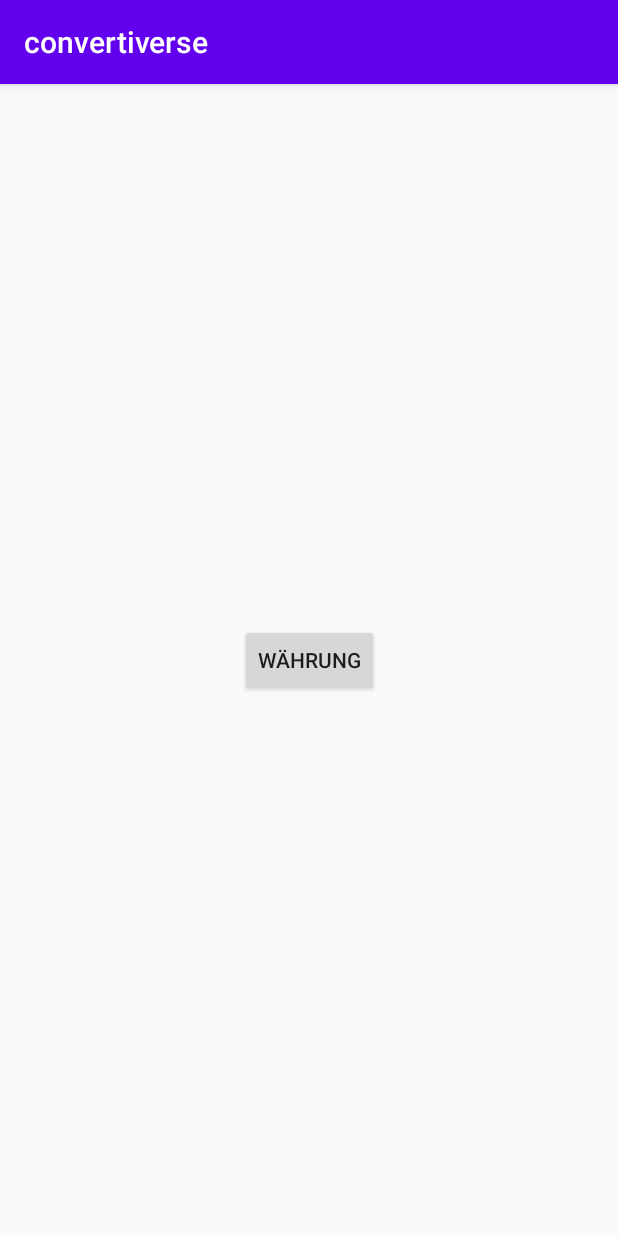
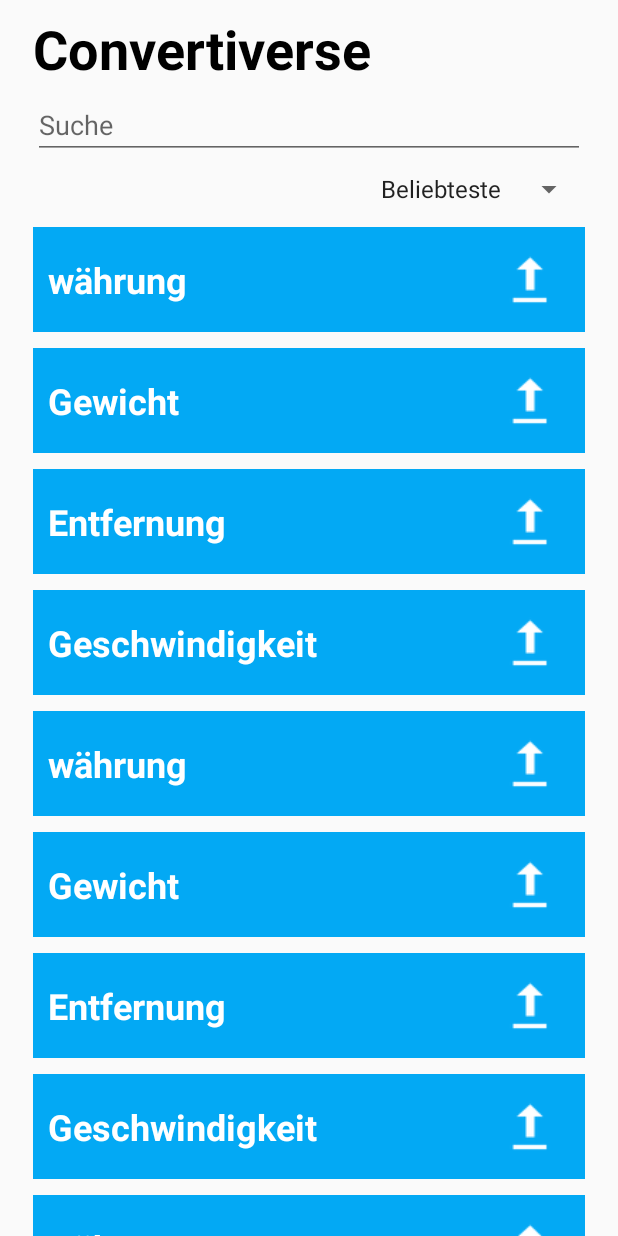
Before and after one commit to dhbw-2020-mobileapp/convertiverse, an Android app: the screen it shows after launch (MainActivity), on a phone screen of 412 x 824 dp. Run offline under Robolectric (Android 15) with nearby library versions, the phone set to English and light mode, and no system bars.

Commit message:
add first parts of the frontend

```diff
--- a/app/build.gradle
+++ b/app/build.gradle
@@ -30,6 +30,7 @@ dependencies {
     implementation fileTree(dir: "libs", include: ["*.jar"])
     implementation 'androidx.appcompat:appcompat:1.2.0'
     implementation 'androidx.constraintlayout:constraintlayout:2.0.2'
+    implementation 'androidx.recyclerview:recyclerview:1.1.0'
     testImplementation 'junit:junit:4.12'
     androidTestImplementation 'androidx.test.ext:junit:1.1.2'
     androidTestImplementation 'androidx.test.espresso:espresso-core:3.3.0'
--- a/app/src/main/AndroidManifest.xml
+++ b/app/src/main/AndroidManifest.xml
@@ -9,7 +9,7 @@
         android:roundIcon="@mipmap/ic_launcher_round"
         android:supportsRtl="true"
         android:theme="@style/AppTheme">
-        <activity android:name=".Calculator"></activity>
+        <activity android:name=".ConverterActivity"></activity>
         <activity android:name=".MainActivity">
             <intent-filter>
                 <action android:name="android.intent.action.MAIN" />
--- /dev/null
+++ b/app/src/main/java/com/github/convertiverse/CategoriesRecyclerViewAdapter.java
@@ -0,0 +1,76 @@
+package com.github.convertiverse;
+
+import android.content.Context;
+import android.content.Intent;
+import android.view.LayoutInflater;
+import android.view.View;
+import android.view.ViewGroup;
+import android.widget.ImageView;
+import android.widget.TextView;
+
+import androidx.annotation.NonNull;
+import androidx.constraintlayout.widget.ConstraintLayout;
+import androidx.recyclerview.widget.RecyclerView;
+
+import java.util.List;
+
+public class CategoriesRecyclerViewAdapter extends RecyclerView.Adapter<CategoriesRecyclerViewAdapter.CategoriesViewHolder> {
+
+    List<TestClass> categoriesList;
+    Context context;
+
+    public CategoriesRecyclerViewAdapter(List<TestClass> categories, Context context) {
+        this.categoriesList = categories;
+        this.context = context;
+    }
+
+
+    @NonNull
+    @Override
+    public CategoriesViewHolder onCreateViewHolder(@NonNull ViewGroup parent, int viewType) {
+        View view = LayoutInflater.from(parent.getContext()).inflate(R.layout.category, parent, false);
+        CategoriesViewHolder holder = new CategoriesViewHolder(view);
+        return holder;
+    }
+
+    @Override
+    public void onBindViewHolder(@NonNull CategoriesViewHolder holder, final int position) {
+        holder.categoryName.setText(categoriesList.get(position).getCategoryName());
+        //holder.categorieIcon.setImageIcon();
+
+        // Open Converter Activity
+        holder.categoryLayout.setOnClickListener(new View.OnClickListener() {
+            @Override
+            public void onClick(View v) {
+                Intent intent = new Intent(context, ConverterActivity.class);
+                intent.putExtra("id", categoriesList.get(position).getCategoryId());
+                context.startActivity(intent);
+            }
+        });
+    }
+
+    @Override
+    public int getItemCount() {
+        return categoriesList.size();
+    }
+
+    public class CategoriesViewHolder extends RecyclerView.ViewHolder {
+        TextView categoryName;
+        ImageView categoryIcon;
+        ConstraintLayout categoryLayout;
+
+        public CategoriesViewHolder(@NonNull View itemView) {
+            super(itemView);
+            categoryName = itemView.findViewById(R.id.textView_categoryName);
+            categoryIcon = itemView.findViewById(R.id.imageView_categoryIcon);
+            categoryLayout = itemView.findViewById(R.id.layout_category);
+        }
+    }
+
+    public class HeaderViewHolder extends RecyclerView.ViewHolder {
+        TextView categorieName;
+        ImageView categorieIcon;
+
+        public HeaderViewHolder(@NonNull View itemView) { super(itemView);}
+    }
+}
--- a/app/src/main/java/com/github/convertiverse/MainActivity.java
+++ b/app/src/main/java/com/github/convertiverse/MainActivity.java
@@ -1,22 +1,81 @@
 package com.github.convertiverse;
 
 import androidx.appcompat.app.AppCompatActivity;
+import androidx.recyclerview.widget.LinearLayoutManager;
+import androidx.recyclerview.widget.RecyclerView;
 
 import android.content.Intent;
 import android.os.Bundle;
 import android.view.View;
+import android.widget.AdapterView;
+import android.widget.ArrayAdapter;
+import android.widget.Spinner;
+import android.widget.Toast;
 
-public class MainActivity extends AppCompatActivity {
+import java.util.ArrayList;
+import java.util.List;
+
+public class MainActivity extends AppCompatActivity implements AdapterView.OnItemSelectedListener {
+
+	// Nur zu testen
+	List<TestClass> categoriesTest = new ArrayList<TestClass>();
+
+	//Adapter
+	private RecyclerView recyclerView;
+	private RecyclerView.Adapter categoriesAdapter;
+	private RecyclerView.LayoutManager layoutManager;
 
 	@Override
 	protected void onCreate(Bundle savedInstanceState) {
 		super.onCreate(savedInstanceState);
 		setContentView(R.layout.activity_main);
+
+		// Sort-Dropdown
+		Spinner sortSpinner = findViewById(R.id.spinner_sort);
+		ArrayAdapter<CharSequence> sortAdapter = ArrayAdapter.createFromResource(this, R.array.categoriesSortingOptions, android.R.layout.simple_spinner_item);
+		sortAdapter.setDropDownViewResource(android.R.layout.simple_spinner_dropdown_item);
+		sortSpinner.setAdapter(sortAdapter);
+		sortSpinner.setOnItemSelectedListener(this);
+
+		//nur zum testen
+		categoriesTest.add(new TestClass(0, "währung", "empty"));
+		categoriesTest.add(new TestClass(1, "Gewicht", "empty"));
+		categoriesTest.add(new TestClass(2, "Entfernung", "empty"));
+		categoriesTest.add(new TestClass(3, "Geschwindigkeit", "empty"));
+		categoriesTest.add(new TestClass(4, "währung", "empty"));
+		categoriesTest.add(new TestClass(5, "Gewicht", "empty"));
+		categoriesTest.add(new TestClass(6, "Entfernung", "empty"));
+		categoriesTest.add(new TestClass(7, "Geschwindigkeit", "empty"));
+		categoriesTest.add(new TestClass(8, "währung", "empty"));
+		categoriesTest.add(new TestClass(9, "Gewicht", "empty"));
+		categoriesTest.add(new TestClass(10, "Entfernung", "empty"));
+		categoriesTest.add(new TestClass(11, "Geschwindigkeit", "empty"));
+
+		//Adapter
+		recyclerView = findViewById(R.id.recyclerView_categories);
+		recyclerView.setHasFixedSize(true);
+		layoutManager = new LinearLayoutManager(this);
+		recyclerView.setLayoutManager(layoutManager);
+		categoriesAdapter = new CategoriesRecyclerViewAdapter(categoriesTest, MainActivity.this);
+		recyclerView.setAdapter(categoriesAdapter);
 	}
 
-	public void openCalc(View v) {
-		Intent i = new Intent(this, Calculator.class);
+	@Override
+	public void onItemSelected(AdapterView<?> parent, View view, int position, long id) {
+		String sortingOption = parent.getItemAtPosition(position).toString();
+		Toast.makeText(parent.getContext(), sortingOption, Toast.LENGTH_SHORT).show();
+	}
+
+	@Override
+	public void onNothingSelected(AdapterView<?> parent) {
+
+	}
+
+	//test !!!!!!!!!!!!!
+	public void openTest(View v) {
+		Intent i = new Intent(this, ConverterActivity.class);
 		i.putExtra("categorie", "currency");
 		startActivity(i);
 	}
+
 }
--- /dev/null
+++ b/app/src/main/java/com/github/convertiverse/TestClass.java
@@ -0,0 +1,38 @@
+package com.github.convertiverse;
+
+public class TestClass {
+
+    private int categoryId;
+    private String categoryName;
+    private String categoryIcon;
+
+    public TestClass(int categoryId, String categoryName, String categoryIcon) {
+        this.categoryId = categoryId;
+        this.categoryName = categoryName;
+        this.categoryIcon = categoryIcon;
+    }
+
+    public int getCategoryId() {
+        return categoryId;
+    }
+
+    public void setCategoryId(int categoryId) {
+        this.categoryId = categoryId;
+    }
+
+    public String getCategoryName() {
+        return categoryName;
+    }
+
+    public void setCategoryName(String categoryName) {
+        this.categoryName = categoryName;
+    }
+
+    public String getCategoryIcon() {
+        return categoryIcon;
+    }
+
+    public void setCategoryIcon(String categoryIcon) {
+        this.categoryIcon = categoryIcon;
+    }
+}
--- a/app/src/main/res/layout/activity_main.xml
+++ b/app/src/main/res/layout/activity_main.xml
@@ -1,20 +1,61 @@
 <?xml version="1.0" encoding="utf-8"?>
-<androidx.constraintlayout.widget.ConstraintLayout
-        xmlns:android="http://schemas.android.com/apk/res/android"
-        xmlns:tools="http://schemas.android.com/tools"
-        xmlns:app="http://schemas.android.com/apk/res-auto"
-        android:layout_width="match_parent"
-        android:layout_height="match_parent"
-        tools:context=".MainActivity">
+<androidx.constraintlayout.widget.ConstraintLayout xmlns:android="http://schemas.android.com/apk/res/android"
+    xmlns:app="http://schemas.android.com/apk/res-auto"
+    xmlns:tools="http://schemas.android.com/tools"
+    android:layout_width="match_parent"
+    android:layout_height="match_parent"
+    tools:context=".MainActivity">
 
-    <Button
-        android:id="@+id/button"
+    <TextView
+        android:id="@+id/textView_heading"
+        android:layout_width="0dp"
+        android:layout_height="wrap_content"
+        android:layout_marginStart="22dp"
+        android:layout_marginTop="8dp"
+        android:layout_marginEnd="22dp"
+        android:text="@string/app_name"
+        android:textAlignment="viewStart"
+        android:textColor="@android:color/black"
+        android:textSize="36sp"
+        android:textStyle="bold"
+        app:layout_constraintEnd_toEndOf="parent"
+        app:layout_constraintHorizontal_bias="0.0"
+        app:layout_constraintStart_toStartOf="parent"
+        app:layout_constraintTop_toTopOf="parent" />
+
+    <androidx.recyclerview.widget.RecyclerView
+        android:id="@+id/recyclerView_categories"
+        android:layout_width="0dp"
+        android:layout_height="0dp"
+        android:layout_marginTop="8dp"
+        app:layout_constraintBottom_toBottomOf="parent"
+        app:layout_constraintEnd_toEndOf="parent"
+        app:layout_constraintHorizontal_bias="0.0"
+        app:layout_constraintStart_toStartOf="parent"
+        app:layout_constraintTop_toBottomOf="@+id/spinner_sort" />
+
+    <EditText
+        android:id="@+id/editText_search"
+        android:layout_width="0dp"
+        android:layout_height="wrap_content"
+        android:layout_marginStart="22dp"
+        android:layout_marginTop="4dp"
+        android:layout_marginEnd="22dp"
+        android:ems="10"
+        android:hint="@string/app_searchText"
+        android:inputType="textPersonName"
+        app:layout_constraintEnd_toEndOf="parent"
+        app:layout_constraintHorizontal_bias="0.0"
+        app:layout_constraintStart_toStartOf="parent"
+        app:layout_constraintTop_toBottomOf="@+id/textView_heading" />
+
+    <Spinner
+        android:id="@+id/spinner_sort"
         android:layout_width="wrap_content"
         android:layout_height="wrap_content"
-        android:onClick="openCalc"
-        android:text="Währung"
-        app:layout_constraintBottom_toBottomOf="parent"
+        android:layout_marginTop="8dp"
+        android:layout_marginEnd="22dp"
         app:layout_constraintEnd_toEndOf="parent"
-        app:layout_constraintStart_toStartOf="parent"
-        app:layout_constraintTop_toTopOf="parent" />
+        app:layout_constraintTop_toBottomOf="@+id/editText_search" />
+
 </androidx.constraintlayout.widget.ConstraintLayout>
--- /dev/null
+++ b/app/src/main/res/layout/category.xml
@@ -0,0 +1,36 @@
+<?xml version="1.0" encoding="utf-8"?>
+<androidx.constraintlayout.widget.ConstraintLayout xmlns:android="http://schemas.android.com/apk/res/android"
+    xmlns:app="http://schemas.android.com/apk/res-auto"
+    xmlns:tools="http://schemas.android.com/tools"
+    android:id="@+id/layout_category"
+    android:layout_width="match_parent"
+    android:layout_height="70dp"
+    android:layout_marginLeft="22dp"
+    android:layout_marginTop="5dp"
+    android:layout_marginRight="22dp"
+    android:layout_marginBottom="5dp"
+    android:background="#03A9F4">
+
+    <TextView
+        android:id="@+id/textView_categoryName"
+        android:layout_width="wrap_content"
+        android:layout_height="wrap_content"
+        android:layout_marginStart="10dp"
+        android:text="TextView"
+        android:textColor="@color/colorWhite"
+        android:textSize="24sp"
+        android:textStyle="bold"
+        app:layout_constraintBottom_toBottomOf="parent"
+        app:layout_constraintStart_toStartOf="parent"
+        app:layout_constraintTop_toTopOf="parent" />
+
+    <ImageView
+        android:id="@+id/imageView_categoryIcon"
+        android:layout_width="34dp"
+        android:layout_height="34dp"
+        android:layout_marginEnd="20dp"
+        app:layout_constraintBottom_toBottomOf="parent"
+        app:layout_constraintEnd_toEndOf="parent"
+        app:layout_constraintTop_toTopOf="parent"
+        app:srcCompat="@android:drawable/stat_sys_upload_done" />
+</androidx.constraintlayout.widget.ConstraintLayout>
--- a/app/src/main/res/values/colors.xml
+++ b/app/src/main/res/values/colors.xml
@@ -1,6 +1,8 @@
 <?xml version="1.0" encoding="utf-8"?>
 <resources>
-    <color name="colorPrimary">#6200EE</color>
-    <color name="colorPrimaryDark">#3700B3</color>
-    <color name="colorAccent">#03DAC5</color>
+    <color name="colorPrimary">#2A9D8F</color>
+    <color name="colorPrimaryDark">#264653</color>
+    <color name="colorAccent">#264653</color>
+    <color name="colorWhite">#FFFFFF</color>
+    <color name="colorDarkText">#3B3838</color>
 </resources>
--- a/app/src/main/res/values/strings.xml
+++ b/app/src/main/res/values/strings.xml
@@ -1,3 +1,9 @@
 <resources>
-    <string name="app_name">convertiverse</string>
+    <string name="app_name">Convertiverse</string>
+    <string name="app_searchText">Suche</string>
+    <string-array name="categoriesSortingOptions">
+        <item>Beliebteste</item>
+        <item>A-Z</item>
+        <item>Z-A</item>
+    </string-array>
 </resources>
--- a/app/src/main/res/values/styles.xml
+++ b/app/src/main/res/values/styles.xml
@@ -1,6 +1,6 @@
 <resources>
     <!-- Base application theme. -->
-    <style name="AppTheme" parent="Theme.AppCompat.Light.DarkActionBar">
+    <style name="AppTheme" parent="Theme.AppCompat.Light.NoActionBar">
         <!-- Customize your theme here. -->
         <item name="colorPrimary">@color/colorPrimary</item>
         <item name="colorPrimaryDark">@color/colorPrimaryDark</item>
--- a/build.gradle
+++ b/build.gradle
@@ -5,7 +5,7 @@ buildscript {
         jcenter()
     }
     dependencies {
-        classpath "com.android.tools.build:gradle:4.0.0"
+        classpath 'com.android.tools.build:gradle:4.1.1'
         classpath 'com.google.gms:google-services:4.3.4'
 
         // NOTE: Do not place your application dependencies here; they belong
```
Also changed, not shown: app/src/main/java/com/github/convertiverse/Calculator.java (deleted, +0 -32 lines), app/src/main/java/com/github/convertiverse/ConverterActivity.java (added, +99 -0 lines), app/src/main/java/com/github/convertiverse/ConverterRecyclerViewAdapter.java (added, +30 -0 lines), app/src/main/res/layout/activity_calculator.xml (deleted, +0 -53 lines), app/src/main/res/layout/activity_converter.xml (added, +57 -0 lines), app/src/main/res/layout/add_unit.xml (added, +32 -0 lines), app/src/main/res/layout/unit.xml (added, +57 -0 lines), gradle/wrapper/gradle-wrapper.properties.
